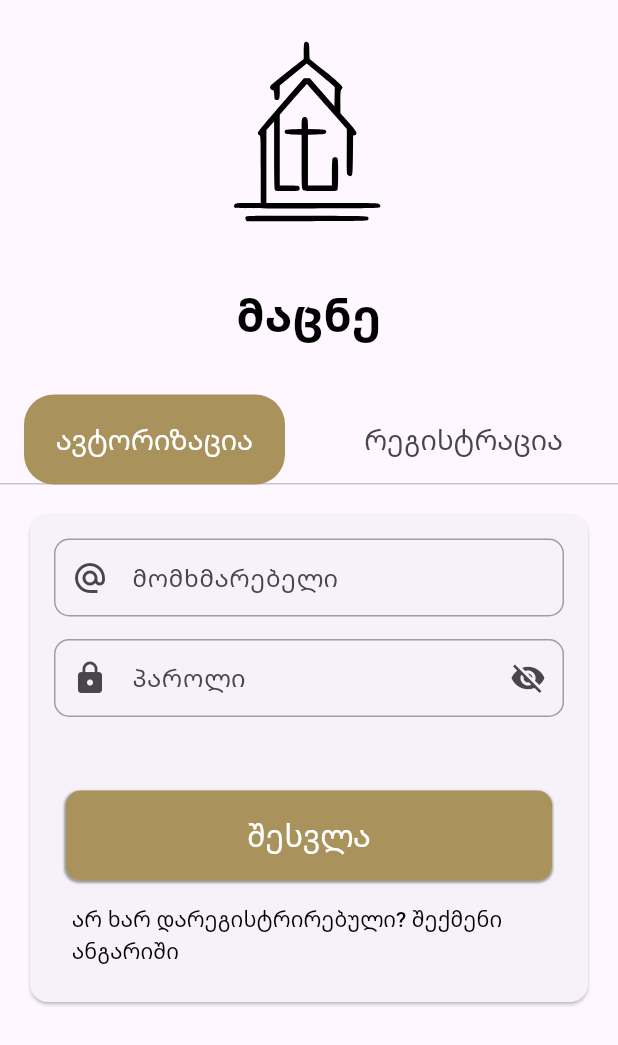
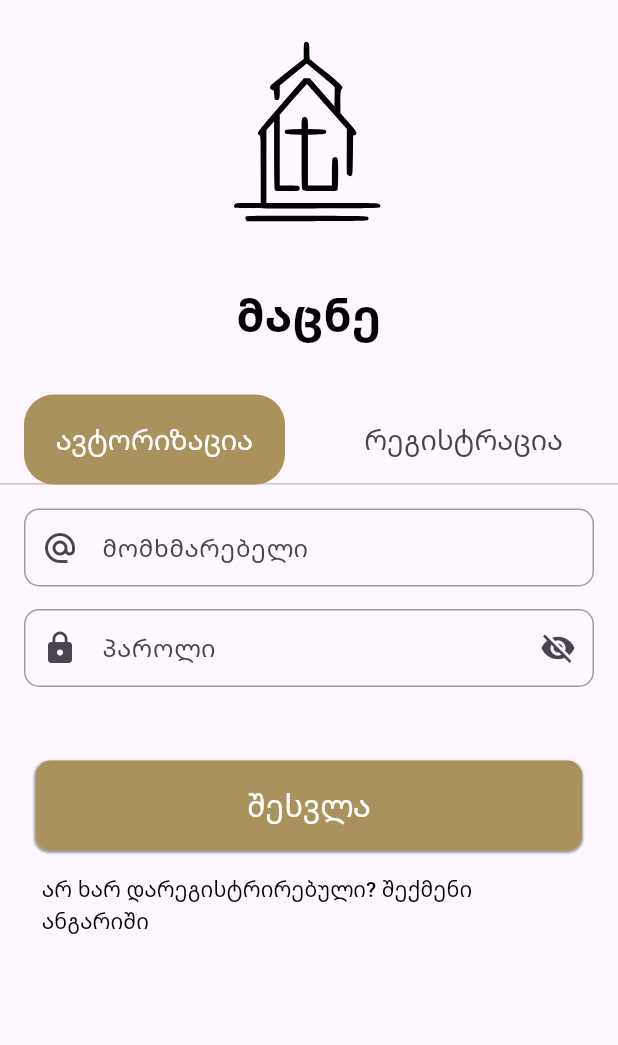
Before and after one commit to durdunela/church-app, a Flutter app: the screen it shows after launch, on a phone screen of 412 x 824 dp. Shown: the top 1045 px of the screen. Run offline on Flutter 3.47's test engine with Material 3 defaults, Android fonts, the phone set to English and light mode, and no system bars; our stand-ins replace flutter_svg.

```diff
--- a/church_application/lib/pages/home_page.dart
+++ b/church_application/lib/pages/home_page.dart
@@ -43,6 +43,7 @@ class _HomePageState extends State<HomePage> {
   @override
   Widget build(BuildContext context) {
     return Scaffold(
+      resizeToAvoidBottomInset: false,
       appBar: AppBar(
         title: const Text('Church Application'),
         backgroundColor: const Color(0xFFD5BB7E),
@@ -66,7 +67,8 @@ class MainPage extends StatelessWidget {
 
   @override
   Widget build(BuildContext context) {
-    return Column(
+    return SingleChildScrollView(
+      child: Column(
         children: [
           const SizedBox(
             height: 10,
@@ -141,6 +143,7 @@ class MainPage extends StatelessWidget {
             height: 200,
           ),
         ],
+      ),
     );
   }
 }
--- a/church_application/lib/pages/login_card.dart
+++ b/church_application/lib/pages/login_card.dart
@@ -77,8 +77,8 @@ class _LoginCardState extends State<LoginCard> {
   @override
   Widget build(BuildContext context) {
     return Scaffold(
-      body: Card(
-        margin: EdgeInsets.all(20.0),
+      resizeToAvoidBottomInset: false,
+      body: SingleChildScrollView(
         child: Padding(
           padding: EdgeInsets.all(16.0),
           child: Column(
--- a/church_application/lib/pages/singup_card.dart
+++ b/church_application/lib/pages/singup_card.dart
@@ -104,8 +104,8 @@ class _SignupCardState extends State<SignupCard> {
   @override
   Widget build(BuildContext context) {
     return Scaffold(
-      body: Card(
-        margin: EdgeInsets.all(20.0),
+      resizeToAvoidBottomInset: false,
+      body: SingleChildScrollView(
         child: Padding(
           padding: EdgeInsets.all(16.0),
           child: Column(
```
Lines whose indentation alone changed are shown as unchanged.
